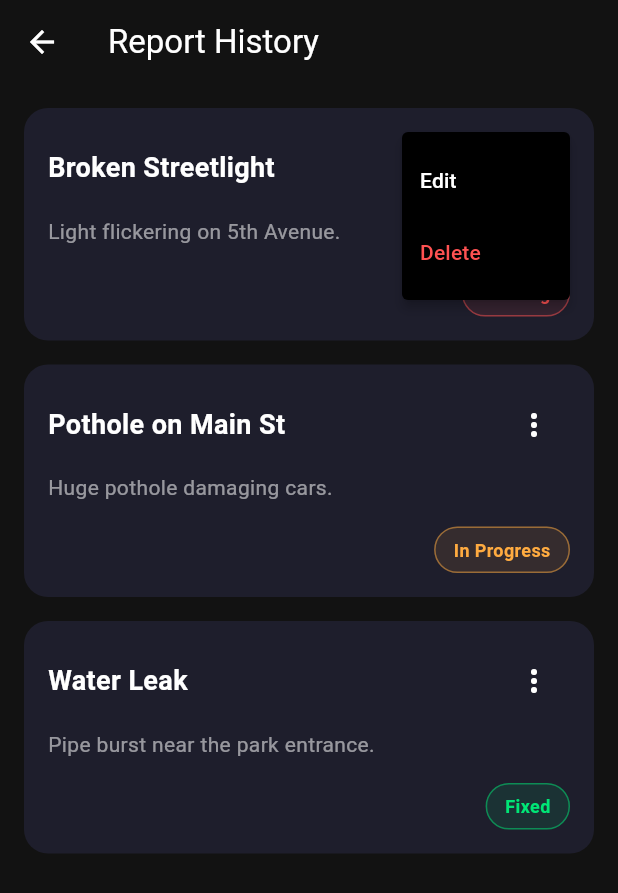
After one commit to dushansineth-design/maintenanceapp, a Flutter app: the ReportHistoryScreen screen opened directly, after a tap on the "more vert" icon, on a phone screen of 412 x 824 dp. The commit adds this screen. Shown: the top 893 px of the screen. Run offline on Flutter 3.47's test engine with Material 3 defaults, Android fonts, the phone set to English and light mode, and no system bars; our stand-ins replace cloud_firestore, shared_preferences; accounts and stored records are empty.

Commit message:
modify pages with edit and delete buttons

```diff
--- a/lib/main.dart
+++ b/lib/main.dart
@@ -1,8 +1,8 @@
 import 'package:flutter/material.dart';
 import 'package:shared_preferences/shared_preferences.dart';
 import 'models/citizen.dart';
-import 'login_page.dart';
-import 'home_page.dart';
+import 'screens/login_page.dart';
+import 'screens/home_page.dart';
 
 void main() async {
   // 1. Setup Flutter engine
--- /dev/null
+++ b/lib/models/report_model.dart
@@ -0,0 +1,36 @@
+class Report {
+  final String id;
+  final String userId;
+  final String title;
+  final String description;
+  final String status;
+
+  Report({
+    required this.id,
+    required this.userId,
+    required this.title,
+    required this.description,
+    required this.status,
+  });
+
+  // Convert map from database to Report object
+  factory Report.fromMap(Map<String, dynamic> data, String documentId) {
+    return Report(
+      id: documentId,
+      userId: data['userId'] ?? '',
+      title: data['title'] ?? '',
+      description: data['description'] ?? '',
+      status: data['status'] ?? 'Pending',
+    );
+  }
+
+  // Convert Report object to map for database
+  Map<String, dynamic> toMap() {
+    return {
+      'userId': userId,
+      'title': title,
+      'description': description,
+      'status': status,
+    };
+  }
+}
--- a/lib/home_page.dart
+++ b/lib/screens/home_page.dart
@@ -1,9 +1,11 @@
 import 'package:flutter/material.dart';
 import 'package:shared_preferences/shared_preferences.dart';
-import 'models/citizen.dart';
-import 'models/maintenance.dart';
-import 'services/maintenance_service.dart';
+import '../models/citizen.dart';
+import '../models/maintenance.dart';
+import '../services/maintenance_service.dart';
 import 'login_page.dart';
+import 'report_history_screen.dart'; // Import History Screen
+import 'edit_report_screen.dart';    // Import Edit Screen
 
 class HomePage extends StatefulWidget {
   final Citizen currentUser;
@@ -51,6 +53,19 @@ class _HomePageState extends State<HomePage> {
     }
   }
 
+  // --- DELETE LOGIC ---
+  void _deleteReport(Maintenance report) {
+    setState(() {
+      // NOTE: Ideally, you should add a delete method to your MaintenanceService.
+      // For now, we are removing it from the UI list locally.
+      _maintenanceService.getReports().remove(report);
+    });
+
+    ScaffoldMessenger.of(context).showSnackBar(
+      const SnackBar(content: Text("Report deleted successfully")),
+    );
+  }
+
   void _handleLogout() async {
     final prefs = await SharedPreferences.getInstance();
     await prefs.clear();
@@ -62,10 +77,10 @@ class _HomePageState extends State<HomePage> {
     }
   }
 
-  // --- UPDATED DRAWER (Dark Theme) ---
+  // --- DRAWER (Dark Theme) ---
   Widget _buildDrawer() {
     return Drawer(
-      backgroundColor: bgBlack, // Dark drawer background
+      backgroundColor: bgBlack,
       child: Column(
         children: [
           const SizedBox(height: 60),
@@ -75,7 +90,7 @@ class _HomePageState extends State<HomePage> {
             padding: const EdgeInsets.all(3),
             decoration: BoxDecoration(
               shape: BoxShape.circle,
-              border: Border.all(color: accentPurple, width: 2), // Purple border
+              border: Border.all(color: accentPurple, width: 2),
             ),
             child: const CircleAvatar(
               radius: 45,
@@ -134,13 +149,12 @@ class _HomePageState extends State<HomePage> {
     );
   }
 
-  // Drawer Tile Style
   Widget _buildDarkDetailTile(IconData icon, String label, String value) {
     return Container(
       margin: const EdgeInsets.only(bottom: 15),
       padding: const EdgeInsets.symmetric(horizontal: 16, vertical: 12),
       decoration: BoxDecoration(
-        color: bgSurface, // Dark Surface color
+        color: bgSurface,
         borderRadius: BorderRadius.circular(15),
       ),
       child: Row(
@@ -148,7 +162,7 @@ class _HomePageState extends State<HomePage> {
           Container(
             padding: const EdgeInsets.all(8),
             decoration: BoxDecoration(
-              color: const Color(0xFF282836), // Slightly lighter circle
+              color: const Color(0xFF282836),
               shape: BoxShape.circle,
             ),
             child: Icon(icon, color: accentPurple, size: 20),
@@ -171,13 +185,13 @@ class _HomePageState extends State<HomePage> {
     List<Maintenance> reports = _maintenanceService.getReports();
 
     return Scaffold(
-      backgroundColor: bgBlack, // Entire App Background
+      backgroundColor: bgBlack,
       drawer: _buildDrawer(),
       appBar: AppBar(
         title: const Text("Dashboard", style: TextStyle(color: Colors.white)),
         backgroundColor: Colors.transparent,
         elevation: 0,
-        iconTheme: const IconThemeData(color: Colors.white), // White Hamburger icon
+        iconTheme: const IconThemeData(color: Colors.white),
       ),
       body: SingleChildScrollView(
         child: Padding(
@@ -191,7 +205,7 @@ class _HomePageState extends State<HomePage> {
               Container(
                 padding: const EdgeInsets.all(20),
                 decoration: BoxDecoration(
-                  color: bgSurface, // Dark Card
+                  color: bgSurface,
                   borderRadius: BorderRadius.circular(20),
                 ),
                 child: Column(
@@ -220,8 +234,24 @@ class _HomePageState extends State<HomePage> {
 
               const SizedBox(height: 30),
 
-              // --- LIST SECTION ---
-              const Text("Recent Reports", style: TextStyle(color: Colors.white, fontSize: 22, fontWeight: FontWeight.bold)),
+              // --- LIST SECTION HEADER ---
+              Row(
+                mainAxisAlignment: MainAxisAlignment.spaceBetween,
+                children: [
+                  const Text("Recent Reports", style: TextStyle(color: Colors.white, fontSize: 22, fontWeight: FontWeight.bold)),
+
+                  // 1. ADDED: View All History Button
+                  TextButton(
+                    onPressed: () {
+                      Navigator.push(context, MaterialPageRoute(
+                        builder: (context) => ReportHistoryScreen()
+                      ));
+                    },
+                    child: Text("View All", style: TextStyle(color: accentPurple)),
+                  )
+                ],
+              ),
+
               const SizedBox(height: 15),
 
               reports.isEmpty
@@ -242,7 +272,7 @@ class _HomePageState extends State<HomePage> {
                             leading: CircleAvatar(
                               backgroundColor: const Color(0xFF282836),
                               child: Text(
-                                report.reportID.substring(0, 2),
+                                report.reportID.length >= 2 ? report.reportID.substring(0, 2) : "R",
                                 style: TextStyle(color: accentPurple, fontWeight: FontWeight.bold)
                               ),
                             ),
@@ -251,7 +281,47 @@ class _HomePageState extends State<HomePage> {
                               "${report.location} - ${report.status.name}",
                               style: const TextStyle(color: Colors.white54),
                             ),
-                            trailing: const Icon(Icons.arrow_forward_ios, size: 16, color: Colors.white30),
+
+                            // 2. ADDED: Popup Menu for Edit/Delete
+                            trailing: PopupMenuButton<String>(
+                              color: const Color(0xFF1E1E2C),
+                              icon: const Icon(Icons.more_vert, color: Colors.white),
+                              onSelected: (value) {
+                                if (value == 'edit') {
+                                  Navigator.push(context, MaterialPageRoute(
+                                    builder: (context) => EditReportScreen(
+                                      // Mapping your Maintenance model to the Edit Screen inputs
+                                      title: report.category,
+                                      description: report.description ?? "", // Handle if null
+                                    ),
+                                  ));
+                                } else if (value == 'delete') {
+                                  _deleteReport(report);
+                                }
+                              },
+                              itemBuilder: (BuildContext context) => [
+                                const PopupMenuItem(
+                                  value: 'edit',
+                                  child: Row(
+                                    children: [
+                                      Icon(Icons.edit, size: 20),
+                                      SizedBox(width: 8),
+                                      Text("Edit", style: TextStyle(color: Colors.white))
+                                    ]
+                                  ),
+                                ),
+                                const PopupMenuItem(
+                                  value: 'delete',
+                                  child: Row(
+                                    children: [
+                                      Icon(Icons.delete, color: Colors.red, size: 20),
+                                      SizedBox(width: 8),
+                                      Text("Delete", style: TextStyle(color: Colors.red))
+                                    ]
+                                  ),
+                                ),
+                              ],
+                            ),
                           ),
                         );
                       },
@@ -263,14 +333,13 @@ class _HomePageState extends State<HomePage> {
     );
   }
 
-  // Helper for Dark Input Fields inside the Form
   Widget _buildDarkTextField(TextEditingController controller, String hint) {
     return TextField(
       controller: controller,
       style: const TextStyle(color: Colors.white),
       decoration: InputDecoration(
         filled: true,
-        fillColor: bgBlack, // Inner input color is darker than card
+        fillColor: bgBlack,
         hintText: hint,
         hintStyle: const TextStyle(color: Colors.white38),
         border: OutlineInputBorder(
--- a/lib/login_page.dart
+++ b/lib/screens/login_page.dart
@@ -1,7 +1,7 @@
 import 'package:flutter/material.dart';
 import 'package:shared_preferences/shared_preferences.dart';
 import 'home_page.dart';
-import 'models/citizen.dart';
+import '../models/citizen.dart';
 
 class LoginPage extends StatefulWidget {
   const LoginPage({super.key});
--- /dev/null
+++ b/lib/screens/report_history_screen.dart
@@ -0,0 +1,173 @@
+import 'package:flutter/material.dart';
+import 'edit_report_screen.dart';
+
+class ReportHistoryScreen extends StatefulWidget {
+  @override
+  _ReportHistoryScreenState createState() => _ReportHistoryScreenState();
+}
+
+class _ReportHistoryScreenState extends State<ReportHistoryScreen> {
+  // --- COLOR PALETTE ---
+  final Color bgBlack = const Color(0xFF121212);
+  final Color bgSurface = const Color(0xFF1E1E2C);
+  final Color accentPurple = const Color(0xFF6C63FF);
+
+  // --- DUMMY DATA ---
+  List<Map<String, String>> myReports = [
+    {
+      'id': '1',
+      'title': 'Broken Streetlight',
+      'description': 'Light flickering on 5th Avenue.',
+      'status': 'Pending',
+    },
+    {
+      'id': '2',
+      'title': 'Pothole on Main St',
+      'description': 'Huge pothole damaging cars.',
+      'status': 'In Progress',
+    },
+    {
+      'id': '3',
+      'title': 'Water Leak',
+      'description': 'Pipe burst near the park entrance.',
+      'status': 'Fixed',
+    },
+  ];
+
+  void _deleteReport(int index) {
+    setState(() {
+      myReports.removeAt(index);
+    });
+    ScaffoldMessenger.of(context).showSnackBar(
+      SnackBar(
+        content: Text("Report deleted successfully!"),
+        backgroundColor: accentPurple,
+      )
+    );
+  }
+
+  @override
+  Widget build(BuildContext context) {
+    return Scaffold(
+      backgroundColor: bgBlack, // Dark Background
+      appBar: AppBar(
+        title: const Text("Report History", style: TextStyle(color: Colors.white)),
+        backgroundColor: Colors.transparent, // Seamless look
+        elevation: 0,
+        iconTheme: const IconThemeData(color: Colors.white),
+      ),
+      body: myReports.isEmpty
+          ? const Center(child: Text("No reports found.", style: TextStyle(color: Colors.white54)))
+          : ListView.builder(
+              padding: const EdgeInsets.all(16),
+              itemCount: myReports.length,
+              itemBuilder: (context, index) {
+                final report = myReports[index];
+
+                return Container(
+                  margin: const EdgeInsets.only(bottom: 16),
+                  decoration: BoxDecoration(
+                    color: bgSurface, // Dark Card Color
+                    borderRadius: BorderRadius.circular(16),
+                  ),
+                  child: Padding(
+                    padding: const EdgeInsets.all(16),
+                    child: Column(
+                      crossAxisAlignment: CrossAxisAlignment.start,
+                      children: [
+                        // --- ROW 1: Title & Menu ---
+                        Row(
+                          mainAxisAlignment: MainAxisAlignment.spaceBetween,
+                          children: [
+                            Text(
+                              report['title']!,
+                              style: const TextStyle(fontSize: 18, fontWeight: FontWeight.bold, color: Colors.white),
+                            ),
+                            Theme(
+                              data: Theme.of(context).copyWith(
+                                cardColor: bgSurface, // Dark menu background
+                                iconTheme: const IconThemeData(color: Colors.white),
+                              ),
+                              child: PopupMenuButton<String>(
+                                color: const Color.fromARGB(255, 0, 0, 0),
+                                onSelected: (value) {
+                                  if (value == 'edit') {
+                                    Navigator.push(context, MaterialPageRoute(
+                                      builder: (context) => EditReportScreen(
+                                        title: report['title']!,
+                                        description: report['description']!,
+                                      ),
+                                    ));
+                                  } else if (value == 'delete') {
+                                    _deleteReport(index);
+                                  }
+                                },
+                                itemBuilder: (BuildContext context) => [
+                                  const PopupMenuItem(
+                                    value: 'edit',
+                                    child: Text("Edit", style: TextStyle(color: Colors.white))
+                                  ),
+                                  const PopupMenuItem(
+                                    value: 'delete',
+                                    child: Text("Delete", style: TextStyle(color: Colors.redAccent))
+                                  ),
+                                ],
+                                icon: const Icon(Icons.more_vert, color: Colors.white),
+                              ),
+                            ),
+                          ],
+                        ),
+
+                        const SizedBox(height: 8),
+
+                        // --- DESCRIPTION ---
+                        Text(
+                          report['description']!,
+                          style: const TextStyle(color: Colors.white54, fontSize: 14),
+                        ),
+
+                        const SizedBox(height: 16),
+
+                        // --- STATUS BADGE ---
+                        Align(
+                          alignment: Alignment.centerRight,
+                          child: _buildStatusBadge(report['status']!),
+                        ),
+                      ],
+                    ),
+                  ),
+                );
+              },
+            ),
+    );
+  }
+
+  Widget _buildStatusBadge(String status) {
+    Color color;
+    Color bgColor;
+
+    if (status == 'Fixed') {
+      color = const Color(0xFF00E676); // Bright Green
+      bgColor = const Color(0xFF00E676).withOpacity(0.1);
+    } else if (status == 'In Progress') {
+      color = const Color(0xFFFFAB40); // Bright Orange
+      bgColor = const Color(0xFFFFAB40).withOpacity(0.1);
+    } else {
+      color = const Color(0xFFFF5252); // Bright Red
+      bgColor = const Color(0xFFFF5252).withOpacity(0.1);
+    }
+
+    return Container(
+      padding: const EdgeInsets.symmetric(horizontal: 12, vertical: 6),
+      decoration: BoxDecoration(
+        color: bgColor,
+        borderRadius: BorderRadius.circular(20),
+        border: Border.all(color: color.withOpacity(0.5)),
+      ),
+      child: Text(
+        status,
+        style: TextStyle(color: color, fontWeight: FontWeight.bold, fontSize: 12),
+      ),
+    );
+  }
+}
```
Also changed, not shown: lib/screens/edit_report_screen.dart (added, +114 -0 lines).
